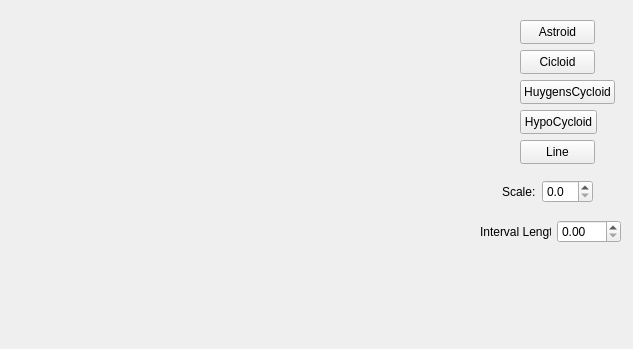
First picture: the form in mainwindow.ui, repository InasALKamachy/DEVEL, before the edit.
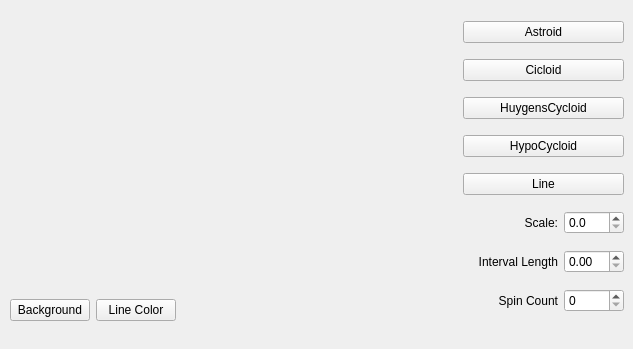
Second picture: the form after the edit. Custom widgets are drawn as their Qt base class.

Diff of the .ui file:
```diff
--- a/mainwindow.ui
+++ b/mainwindow.ui
@@ -14,103 +14,71 @@
    <string>MainWindow</string>
   </property>
   <widget class="QWidget" name="centralwidget">
-   <widget class="RenderArea" name="renderArea" native="true">
-    <property name="enabled">
-     <bool>true</bool>
-    </property>
+   <widget class="QWidget" name="">
     <property name="geometry">
      <rect>
-      <x>10</x>
-      <y>10</y>
-      <width>341</width>
-      <height>291</height>
+      <x>463</x>
+      <y>11</y>
+      <width>161</width>
+      <height>311</height>
      </rect>
     </property>
-   </widget>
+    <layout class="QVBoxLayout" name="verticalLayout">
+     <item>
    <widget class="QPushButton" name="btnAstroid">
-    <property name="geometry">
-     <rect>
-      <x>520</x>
-      <y>20</y>
-      <width>75</width>
-      <height>24</height>
-     </rect>
-    </property>
     <property name="text">
      <string>Astroid</string>
     </property>
    </widget>
-   <widget class="QPushButton" name="btnHugens">
-    <property name="geometry">
-     <rect>
-      <x>520</x>
-      <y>80</y>
-      <width>95</width>
-      <height>24</height>
-     </rect>
-    </property>
-    <property name="text">
-     <string>HuygensCycloid</string>
-    </property>
-   </widget>
+     </item>
+     <item>
    <widget class="QPushButton" name="btnCicloid">
-    <property name="geometry">
-     <rect>
-      <x>520</x>
-      <y>50</y>
-      <width>75</width>
-      <height>24</height>
-     </rect>
-    </property>
     <property name="text">
      <string>Cicloid</string>
     </property>
    </widget>
+     </item>
+     <item>
+      <widget class="QPushButton" name="btnHugens">
+       <property name="text">
+        <string>HuygensCycloid</string>
+       </property>
+      </widget>
+     </item>
+     <item>
    <widget class="QPushButton" name="btnHypo">
-    <property name="geometry">
-     <rect>
-      <x>520</x>
-      <y>110</y>
-      <width>77</width>
-      <height>24</height>
-     </rect>
-    </property>
     <property name="text">
      <string>HypoCycloid</string>
     </property>
    </widget>
+     </item>
+     <item>
    <widget class="QPushButton" name="btnLine">
-    <property name="geometry">
-     <rect>
-      <x>520</x>
-      <y>140</y>
-      <width>75</width>
-      <height>24</height>
-     </rect>
-    </property>
     <property name="text">
      <string>Line</string>
     </property>
    </widget>
-   <widget class="QWidget" name="">
-    <property name="geometry">
-     <rect>
-      <x>502</x>
-      <y>180</y>
-      <width>91</width>
-      <height>24</height>
-     </rect>
-    </property>
+     </item>
+     <item>
     <layout class="QHBoxLayout" name="horizontalLayout">
      <item>
       <widget class="QLabel" name="label">
        <property name="text">
         <string>Scale:</string>
        </property>
+         <property name="alignment">
+          <set>Qt::AlignRight|Qt::AlignTrailing|Qt::AlignVCenter</set>
+         </property>
       </widget>
      </item>
      <item>
       <widget class="QDoubleSpinBox" name="spinScale">
+         <property name="maximumSize">
+          <size>
+           <width>60</width>
+           <height>16777215</height>
+          </size>
+         </property>
        <property name="decimals">
         <number>1</number>
        </property>
@@ -123,26 +91,27 @@
       </widget>
      </item>
     </layout>
-   </widget>
-   <widget class="QWidget" name="">
-    <property name="geometry">
-     <rect>
-      <x>480</x>
-      <y>220</y>
-      <width>141</width>
-      <height>24</height>
-     </rect>
-    </property>
+     </item>
+     <item>
     <layout class="QHBoxLayout" name="horizontalLayout_2">
      <item>
       <widget class="QLabel" name="label_2">
        <property name="text">
         <string>Interval Length</string>
        </property>
+         <property name="alignment">
+          <set>Qt::AlignRight|Qt::AlignTrailing|Qt::AlignVCenter</set>
+         </property>
       </widget>
      </item>
      <item>
       <widget class="QDoubleSpinBox" name="spinInterval">
+         <property name="maximumSize">
+          <size>
+           <width>60</width>
+           <height>16777215</height>
+          </size>
+         </property>
        <property name="maximum">
         <double>100.000000000000000</double>
        </property>
@@ -150,6 +119,85 @@
         <double>0.100000000000000</double>
        </property>
       </widget>
+       </item>
+      </layout>
+     </item>
+     <item>
+      <layout class="QHBoxLayout" name="horizontalLayout_3">
+       <item>
+        <widget class="QLabel" name="label_3">
+         <property name="text">
+          <string>Spin Count</string>
+         </property>
+         <property name="alignment">
+          <set>Qt::AlignRight|Qt::AlignTrailing|Qt::AlignVCenter</set>
+         </property>
+        </widget>
+       </item>
+       <item>
+        <widget class="QSpinBox" name="spinCount">
+         <property name="maximumSize">
+          <size>
+           <width>60</width>
+           <height>16777215</height>
+          </size>
+         </property>
+         <property name="maximum">
+          <number>100</number>
+         </property>
+        </widget>
+       </item>
+      </layout>
+     </item>
+    </layout>
+   </widget>
+   <widget class="QWidget" name="">
+    <property name="geometry">
+     <rect>
+      <x>10</x>
+      <y>10</y>
+      <width>441</width>
+      <height>311</height>
+     </rect>
+    </property>
+    <layout class="QGridLayout" name="gridLayout">
+     <item row="0" column="0">
+      <widget class="RenderArea" name="renderArea" native="true">
+       <property name="enabled">
+        <bool>true</bool>
+       </property>
+      </widget>
+     </item>
+     <item row="1" column="0">
+      <layout class="QHBoxLayout" name="horizontalLayout_4">
+       <item>
+        <widget class="QPushButton" name="btnBackground">
+         <property name="text">
+          <string>Background</string>
+         </property>
+        </widget>
+       </item>
+       <item>
+        <widget class="QPushButton" name="btnLineColor">
+         <property name="text">
+          <string>Line Color</string>
+         </property>
+        </widget>
+       </item>
+       <item>
+        <spacer name="horizontalSpacer">
+         <property name="orientation">
+          <enum>Qt::Horizontal</enum>
+         </property>
+         <property name="sizeHint" stdset="0">
+          <size>
+           <width>40</width>
+           <height>20</height>
+          </size>
+         </property>
+        </spacer>
+       </item>
+      </layout>
      </item>
     </layout>
    </widget>
```
Lines whose indentation alone changed are shown as unchanged.
